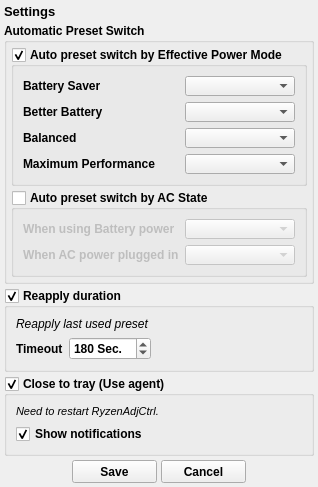
Above: CtrlSettingsForm.ui from xodj/RyzenAdjCtrl before the change. Below: the same form after it.
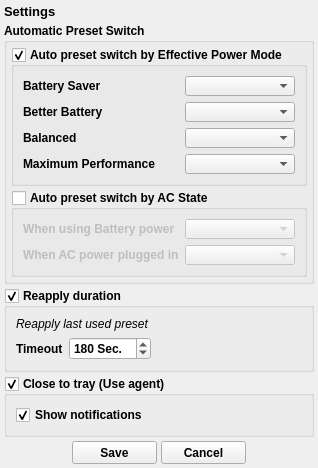
That is the form after the change.

```diff
--- a/CtrlSettingsForm.ui
+++ b/CtrlSettingsForm.ui
@@ -7,7 +7,7 @@
     <x>0</x>
     <y>0</y>
     <width>303</width>
-    <height>451</height>
+    <height>434</height>
    </rect>
   </property>
   <property name="sizePolicy">
@@ -478,21 +478,6 @@
       <bool>true</bool>
      </property>
      <layout class="QVBoxLayout" name="verticalLayout_8">
-      <item>
-       <widget class="QLabel" name="label_5">
-        <property name="font">
-         <font>
-          <pointsize>8</pointsize>
-          <weight>50</weight>
-          <italic>true</italic>
-          <bold>false</bold>
-         </font>
-        </property>
-        <property name="text">
-         <string>Need to restart RyzenAdjCtrl.</string>
-        </property>
-       </widget>
-      </item>
       <item>
        <widget class="QCheckBox" name="showNotificationsCheckBox">
         <property name="text">
```
